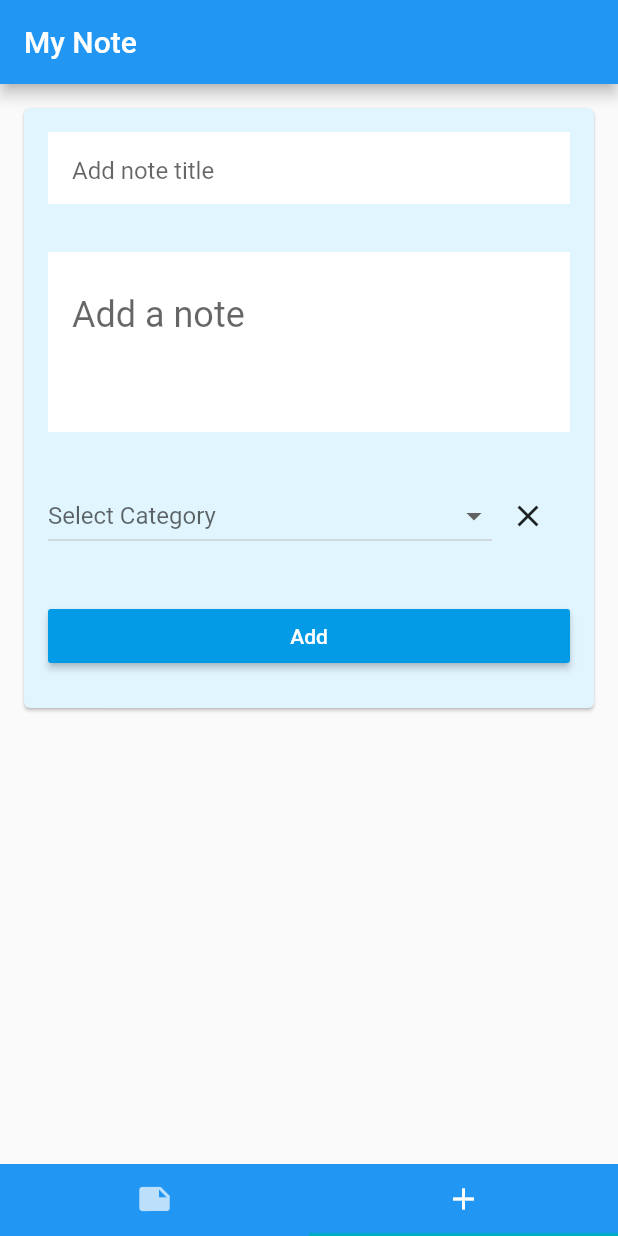
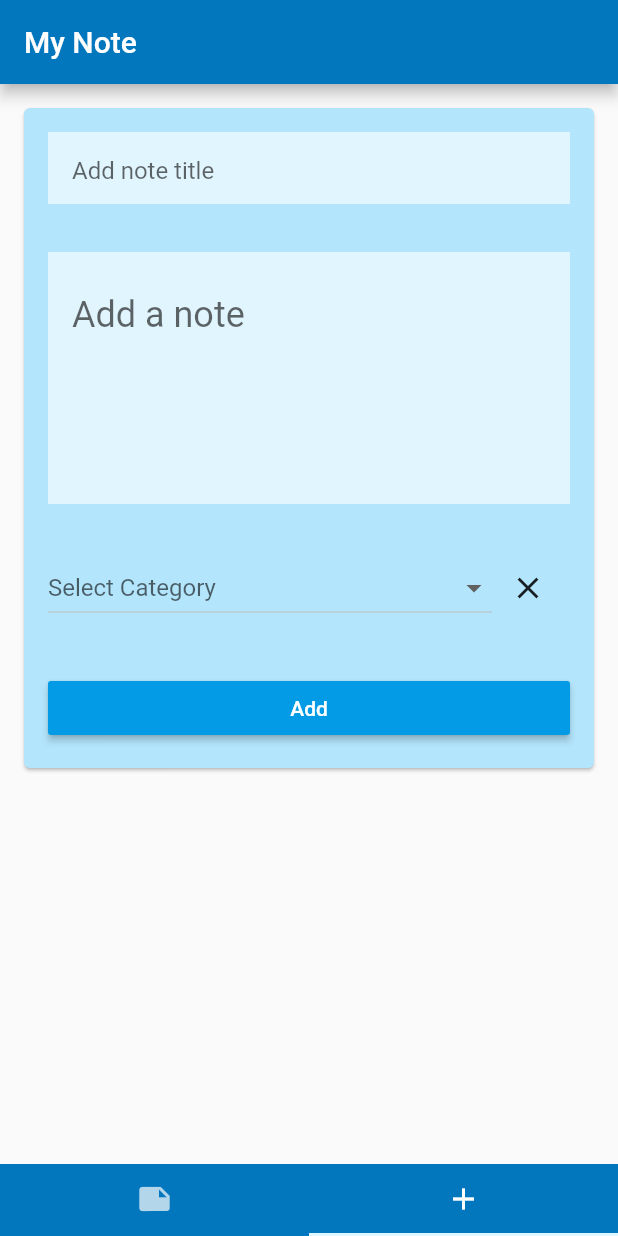
Before and after one commit to hananAlaskar/notes, a Flutter app: the screen it shows after launch, tab 2 chosen, on a phone screen of 412 x 824 dp. Run offline on Flutter 3.47's test engine with Material 2 defaults, Android fonts, the phone set to English and light mode, and no system bars; our stand-ins replace sqflite; accounts and stored records are empty; Roboto replaces fonts that are missing (Georgia, Hind).

Commit message:
add 2 themes: Light & Dark.

```diff
--- a/lib/main.dart
+++ b/lib/main.dart
@@ -1,39 +1,22 @@
 import 'package:flutter/material.dart';
-
 import 'pages/HomePage.dart';
+import  'ui_utility/MyTheme.dart';
 
 
 void main() => runApp(MyApp());
 
 class MyApp extends StatelessWidget {
+
   @override
   Widget build(BuildContext context) {
     return MaterialApp(
       title: 'My Note',
-      theme: getThemeData(),
+      theme: MyTheme.getLightTheme(),
+      darkTheme: MyTheme.getDarkTheme(),
       home: MyHome(),
-
     );
   }
 
-  getThemeData(){
 
-    return ThemeData(
-      brightness: Brightness.light,
-      primaryColor: Colors.lightBlue[800],
-      accentColor: Colors.cyan[600],
-      buttonColor: Colors.lightBlue[600],
-      textSelectionColor: Colors.lightBlue[200],
-      cardColor: Colors.lightBlue[50],
 
-      fontFamily: 'Georgia',
-
-      textTheme: TextTheme(
-        headline: TextStyle(fontSize: 72.0, fontWeight: FontWeight.bold),
-        title: TextStyle(fontSize: 36.0, fontStyle: FontStyle.italic),
-        body1: TextStyle(fontSize: 14.0, fontFamily: 'Hind'),
-      ),
-    );
-
-  }
 }
--- a/lib/model/NoteCategory.dart
+++ b/lib/model/NoteCategory.dart
@@ -7,11 +7,11 @@ import 'package:flutter/material.dart';
 class NoteCategory{
 
   static final List<NoteCategory> noteCategories = <NoteCategory>[
-    const NoteCategory(1, Icon(Icons.work,color: Colors.lightBlue,)),
-    const NoteCategory(2,Icon(Icons.home, color: Colors.lightBlue)),
-    const NoteCategory(3,Icon(Icons.airplanemode_active, color: Colors.lightBlue)),
-    const NoteCategory(4,Icon(Icons.child_care, color: Colors.lightBlue)),
-    const NoteCategory(5,Icon(Icons.archive, color: Colors.lightBlue)),
+    const NoteCategory(1, Icon(Icons.work,)),
+    const NoteCategory(2,Icon(Icons.home,)),
+    const NoteCategory(3,Icon(Icons.airplanemode_active, )),
+    const NoteCategory(4,Icon(Icons.child_care, )),
+    const NoteCategory(5,Icon(Icons.archive, )),
 
   ];
 
@@ -23,11 +23,11 @@ class NoteCategory{
   static getCategoryIcon (categoryNumber){
 
     switch(categoryNumber){
-      case 1 : return Icon(Icons.work, color: Colors.lightBlue[400]);
-      case 2 : return Icon(Icons.home, color: Colors.lightBlue[400]);
-      case 3 : return Icon(Icons.airplanemode_active, color: Colors.lightBlue[400]);
-      case 4 : return Icon(Icons.child_care, color: Colors.lightBlue[400]);
-      case 0 : return Icon(Icons.archive, color: Colors.lightBlue[400]);
+      case 1 : return Icon(Icons.work, );
+      case 2 : return Icon(Icons.home, );
+      case 3 : return Icon(Icons.airplanemode_active,);
+      case 4 : return Icon(Icons.child_care, );
+      case 0 : return Icon(Icons.archive, );
     }
 
     return Container();
--- a/lib/pages/AddNotePage.dart
+++ b/lib/pages/AddNotePage.dart
@@ -41,7 +41,6 @@ class _AddNotePageState extends State<AddNotePage> {
           child: Card(
         margin: EdgeInsets.all(16.0),
         child: Container(
-          height: 400,
           child: Column(
             children: <Widget>[
               getAddNoteTitleInputTextContainer(),
@@ -56,34 +55,53 @@ class _AddNotePageState extends State<AddNotePage> {
   }
 
   Container getAddNoteTitleInputTextContainer() {
-    return getAddNoteInputTextContainer(
-        'Add note title', 16.0, 1.5, addNoteTitleInputController, 1);
+    return getAddNoteInputTextContainer(getNoteTitleInputTextField());
   }
 
   Container getAddNoteContainInputTextContainer() {
-    return getAddNoteInputTextContainer(
-        'Add a note', 24.0, 2.0, addNoteInputController, 2);
+
+    return getAddNoteInputTextContainer(getNoteInputTextField());
+
   }
 
-  Container getAddNoteInputTextContainer(
-      hint, fontSize, fontHeight, inputController, maxLines) {
+  Container getAddNoteInputTextContainer(inputTextField) {
     final Size screenSize = MediaQuery.of(context).size;
 
     return Container(
-      color: Colors.white,
+      color: Theme.of(context).accentColor,
       margin: EdgeInsets.all(16.0),
       padding: EdgeInsets.only(left: 16.0, right: 16.0),
       width: screenSize.width,
-      child: getInputTextField(
-          maxLines, fontSize, fontHeight, hint, inputController),
+      child: inputTextField,
     );
   }
+
+
+  TextField getNoteTitleInputTextField() {
+    return TextField(
+      maxLines: 1,
+      style: Theme.of(context).textTheme.display2,
+      decoration: getInputDecoration('Add note title'),
+      controller: addNoteTitleInputController,
+    );
+  }
+
+  TextField getNoteInputTextField() {
+    return TextField(
+      maxLines: 3,
+      style: Theme.of(context).textTheme.display1,
+      decoration: getInputDecoration('Add a note'),
+      controller: addNoteInputController,
+    );
+  }
+
 
   TextField getInputTextField(
       maxLines, fontSize, fontHeight, hint, inputController) {
     return TextField(
       maxLines: maxLines,
       style: new TextStyle(
+
           fontSize: fontSize, height: fontHeight, color: Colors.black),
       decoration: getInputDecoration(hint),
       controller: inputController,
@@ -114,7 +132,8 @@ class _AddNotePageState extends State<AddNotePage> {
   Text getAddNoteButtonText() {
     return Text(
       'Add',
-      style: new TextStyle(color: Colors.white),
+      style: Theme.of(context).textTheme.button,
+
     );
   }
 
--- a/lib/pages/HomePage.dart
+++ b/lib/pages/HomePage.dart
@@ -10,14 +10,12 @@ class MyHome extends StatefulWidget {
 
 class MyHomeState extends State<MyHome> with SingleTickerProviderStateMixin {
   TabController _homeTabController;
-  Color _color;
 
   @override
   void initState() {
     super.initState();
 
     _homeTabController = TabController(length: 2, vsync: this);
-    _color = Colors.blue;
   }
 
   @override
@@ -32,13 +30,14 @@ class MyHomeState extends State<MyHome> with SingleTickerProviderStateMixin {
       appBar: getHomeAppBar(),
       body: getHomeTabBarView(),
       bottomNavigationBar: getHomeBottomNavigationBar(),
+      backgroundColor: Theme.of(context).backgroundColor,
     );
   }
 
   AppBar getHomeAppBar() {
     return AppBar(
       title: Text("My Note"),
-      backgroundColor: _color,
+      backgroundColor: Theme.of(context).primaryColor,
     );
   }
 
@@ -54,7 +53,7 @@ class MyHomeState extends State<MyHome> with SingleTickerProviderStateMixin {
   }
 
   Material getHomeBottomNavigationBar() {
-    return Material(color: _color, child: getHomeTabBar());
+    return Material(color:  Theme.of(context).primaryColor, child: getHomeTabBar());
   }
 
   TabBar getHomeTabBar() {
--- /dev/null
+++ b/lib/ui_utility/MyTheme.dart
@@ -0,0 +1,59 @@
+import 'package:flutter/material.dart';
+
+class MyTheme{
+
+
+  static getDarkTheme(){
+
+    return  ThemeData(
+        brightness: Brightness.dark,
+        primaryColor: Colors.indigo[800],
+        accentColor: Colors.indigo[300],
+        buttonColor: Colors.indigo[800],
+        cardColor: Colors.indigo[400],
+        backgroundColor: Colors.indigo[400],
+
+        fontFamily: 'Georgia',
+
+        textTheme: TextTheme(
+          subtitle: TextStyle(fontSize: 14.0, fontWeight: FontWeight.bold, color: Colors.indigo[50]),
+          title: TextStyle(fontSize: 24.0, fontStyle: FontStyle.italic, color: Colors.indigo[50]),
+          display1: TextStyle(fontSize: 24.0, height: 2.0, color: Colors.indigo[100]),
+          display2: TextStyle(fontSize: 16.0, height: 1.5, color:Colors.indigo[100]),
+          body1: TextStyle(fontSize: 16.0, fontFamily: 'Hind', color: Colors.indigo[100]),
+          body2: TextStyle(fontSize: 14.0, fontFamily: 'Hind', color: Colors.indigo[50]),
+          button: TextStyle(fontSize: 14.0, fontFamily: 'Hind', color: Colors.indigo[50]),
+
+        )
+    );
+
+  }
+
+  static getLightTheme(){
+
+    return  ThemeData(
+      brightness: Brightness.light,
+      primaryColor: Colors.lightBlue[800],
+      accentColor: Colors.lightBlue[50],
+      buttonColor: Colors.lightBlue[600],
+      cardColor: Colors.lightBlue[100],
+
+      fontFamily: 'Georgia',
+
+      textTheme: TextTheme(
+        subtitle: TextStyle(fontSize: 14.0, fontWeight: FontWeight.bold),
+        title: TextStyle(fontSize: 24.0,fontStyle: FontStyle.italic),
+        display1: TextStyle(fontSize: 24.0, height: 2.0, color: Colors.black),
+        display2:TextStyle(fontSize: 16.0, height: 1.5, color: Colors.black),
+        body1: TextStyle(fontSize: 16.0, fontFamily: 'Hind'),
+        body2: TextStyle(fontSize: 14.0, fontFamily: 'Hind'),
+        button: TextStyle(fontSize: 14.0, fontFamily: 'Hind', color: Colors.white),
+
+      ),
+
+
+    );
+  }
+
+
+}
```
Also changed, not shown: lib/pages/NoteListPage.dart (+2 -7 lines), lib/pages/NotePage.dart (+30 -20 lines).
